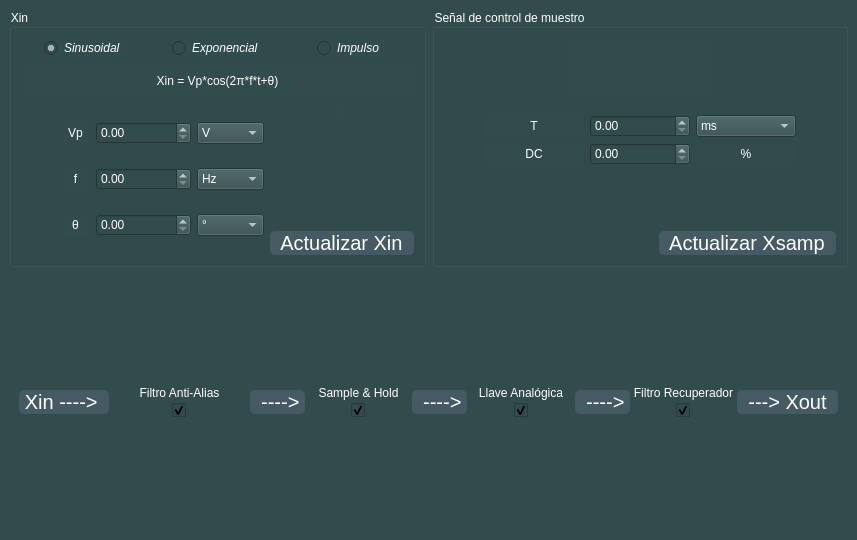
This is GUI/FrontEnd/samplingui.ui in grupo-1-ASSD-E2/ASSD-TP1 as Qt 5 draws it before an edit. The edited form follows.
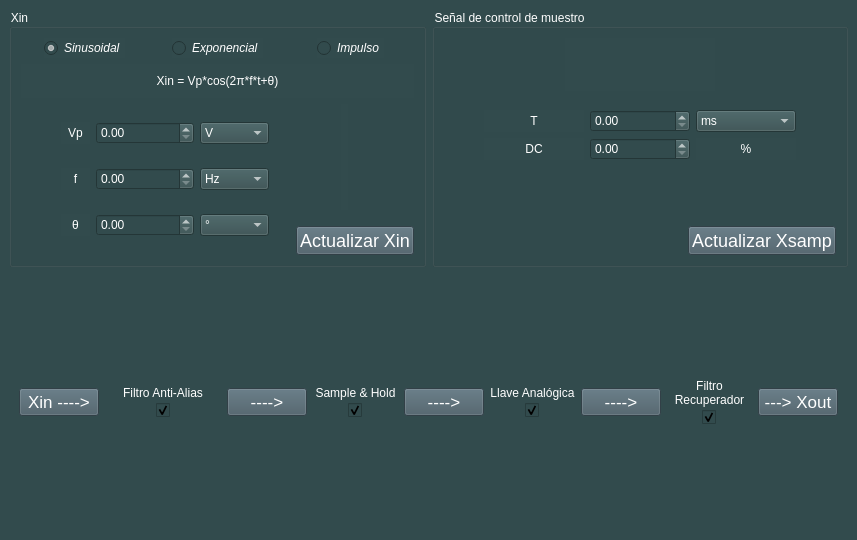
This is the edited form. Icons and pictures are not drawn.

Commit message: Time array depends on xin Oscilloscope updated Spectrum Analyzer updated UI Button clicked effect Sampling associated to SH and AS

What changed in the file:
```diff
--- a/GUI/FrontEnd/samplingui.ui
+++ b/GUI/FrontEnd/samplingui.ui
@@ -138,7 +138,11 @@
                 </widget>
                </item>
                <item>
-                <widget class="QDoubleSpinBox" name="param1Value"/>
+                <widget class="QDoubleSpinBox" name="param1Value">
+                 <property name="maximum">
+                  <double>500.000000000000000</double>
+                 </property>
+                </widget>
                </item>
                <item>
                 <widget class="QComboBox" name="param1Unit">
@@ -164,7 +168,11 @@
                 </widget>
                </item>
                <item>
-                <widget class="QDoubleSpinBox" name="param2Value"/>
+                <widget class="QDoubleSpinBox" name="param2Value">
+                 <property name="maximum">
+                  <double>999.990000000000009</double>
+                 </property>
+                </widget>
                </item>
                <item>
                 <widget class="QComboBox" name="param2Unit">
@@ -205,7 +213,11 @@
                 </widget>
                </item>
                <item>
-                <widget class="QDoubleSpinBox" name="param3Value"/>
+                <widget class="QDoubleSpinBox" name="param3Value">
+                 <property name="maximum">
+                  <double>360.000000000000000</double>
+                 </property>
+                </widget>
                </item>
                <item>
                 <widget class="QComboBox" name="param3Unit">
@@ -221,7 +233,7 @@
             </layout>
            </item>
            <item>
-            <layout class="QVBoxLayout" name="verticalLayout_6" stretch="0,80,20">
+            <layout class="QVBoxLayout" name="verticalLayout_6" stretch="50,5,45">
              <item alignment="Qt::AlignHCenter">
               <widget class="QLabel" name="errorLabel">
                <property name="font">
@@ -235,6 +247,12 @@
                <property name="text">
                 <string/>
                </property>
+               <property name="scaledContents">
+                <bool>true</bool>
+               </property>
+               <property name="wordWrap">
+                <bool>false</bool>
+               </property>
               </widget>
              </item>
              <item>
@@ -243,12 +261,12 @@
                 <enum>Qt::Vertical</enum>
                </property>
                <property name="sizeType">
-                <enum>QSizePolicy::Expanding</enum>
+                <enum>QSizePolicy::Fixed</enum>
                </property>
                <property name="sizeHint" stdset="0">
                 <size>
                  <width>20</width>
-                 <height>40</height>
+                 <height>10</height>
                 </size>
                </property>
               </spacer>
@@ -281,12 +299,12 @@
                  <property name="styleSheet">
                   <string notr="true">background: rgb(70,90,100);
 color:rgb(255,255,255);
-border-radius: 5px;
-font-size: 20px
+
+font-size: 18px
 </string>
                  </property>
                  <property name="text">
-                  <string>  Actualizar Xin  </string>
+                  <string>Actualizar Xin</string>
                  </property>
                 </widget>
                </item>
@@ -426,7 +444,11 @@
             </widget>
            </item>
            <item>
-            <widget class="QDoubleSpinBox" name="periodValue"/>
+            <widget class="QDoubleSpinBox" name="periodValue">
+             <property name="maximum">
+              <double>999.990000000000009</double>
+             </property>
+            </widget>
            </item>
            <item>
             <widget class="QComboBox" name="periodUnit">
@@ -502,7 +524,11 @@
             </widget>
            </item>
            <item>
-            <widget class="QDoubleSpinBox" name="dcValue"/>
+            <widget class="QDoubleSpinBox" name="dcValue">
+             <property name="maximum">
+              <double>100.000000000000000</double>
+             </property>
+            </widget>
            </item>
            <item>
             <widget class="QLabel" name="label_8">
@@ -591,12 +617,12 @@
                <property name="styleSheet">
                 <string notr="true">background: rgb(70,90,100);
 color:rgb(255,255,255);
-border-radius: 5px;
-font-size: 20px
+
+font-size: 18px
 </string>
                </property>
                <property name="text">
-                <string>  Actualizar Xsamp  </string>
+                <string>Actualizar Xsamp</string>
                </property>
               </widget>
              </item>
@@ -634,15 +660,25 @@
         </item>
         <item>
          <widget class="QPushButton" name="xinPlotButton">
+          <property name="autoFillBackground">
+           <bool>false</bool>
+          </property>
           <property name="styleSheet">
            <string notr="true">background: rgb(70,90,100);
 color:rgb(255,255,255);
-border-radius: 5px;
-font-size: 20px
+font-size: 17px;
+border-width: 1px;
+
 </string>
           </property>
           <property name="text">
-           <string> Xin ----&gt;  </string>
+           <string>Xin ----&gt;</string>
+          </property>
+          <property name="checkable">
+           <bool>false</bool>
+          </property>
+          <property name="default">
+           <bool>false</bool>
           </property>
          </widget>
         </item>
@@ -712,12 +748,13 @@
           <property name="styleSheet">
            <string notr="true">background: rgb(70,90,100);
 color:rgb(255,255,255);
-border-radius: 5px;
-font-size: 20px
+font-size: 17px;
+border-width: 1px;
+
 </string>
           </property>
           <property name="text">
-           <string>  ----&gt; </string>
+           <string>----&gt;</string>
           </property>
          </widget>
         </item>
@@ -782,12 +819,13 @@
           <property name="styleSheet">
            <string notr="true">background: rgb(70,90,100);
 color:rgb(255,255,255);
-border-radius: 5px;
-font-size: 20px
+font-size: 17px;
+border-width: 1px;
+
 </string>
           </property>
           <property name="text">
-           <string>  ----&gt; </string>
+           <string>----&gt;</string>
           </property>
          </widget>
         </item>
@@ -852,12 +890,13 @@
           <property name="styleSheet">
            <string notr="true">background: rgb(70,90,100);
 color:rgb(255,255,255);
-border-radius: 5px;
-font-size: 20px
+font-size: 17px;
+border-width: 1px;
+
 </string>
           </property>
           <property name="text">
-           <string>  ----&gt; </string>
+           <string>----&gt;</string>
           </property>
          </widget>
         </item>
@@ -922,12 +961,13 @@
           <property name="styleSheet">
            <string notr="true">background: rgb(70,90,100);
 color:rgb(255,255,255);
-border-radius: 5px;
-font-size: 20px
+font-size: 17px;
+border-width: 1px;
+
 </string>
           </property>
           <property name="text">
-           <string>  ---&gt; Xout  </string>
+           <string>---&gt; Xout</string>
           </property>
          </widget>
         </item>
```
The commit also changes 6 other files.
